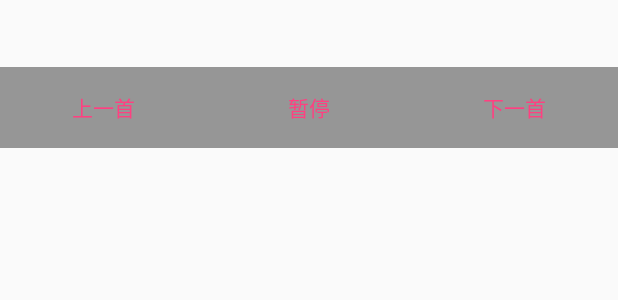
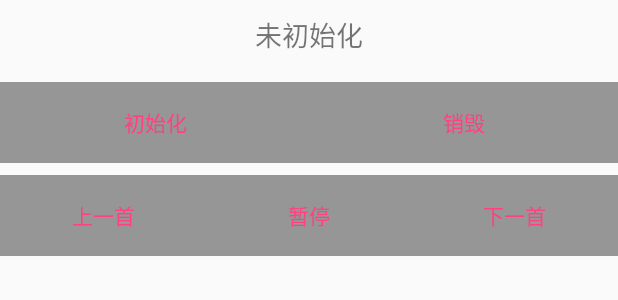
Before and after one commit to pangxiezhou/AIUIPlayer, an Android app: the layout activity_main.xml on its own in the app's theme, with its tools: preview values and no code run, on a phone screen of 412 x 824 dp. Shown: the top 300 px of the screen. Run offline under Robolectric (Android 15) with nearby library versions, the light colour scheme and no system bars.

Commit message:
sample更新，添加初始化和销毁按钮

```diff
--- a/sample/build.gradle
+++ b/sample/build.gradle
@@ -39,6 +39,6 @@ dependencies {
     testImplementation 'junit:junit:4.12'
     androidTestImplementation 'com.android.support.test:runner:1.0.1'
     androidTestImplementation 'com.android.support.test.espresso:espresso-core:3.0.2'
-//    implementation project(':player_core')
-    implementation 'com.github.pangxiezhou.AIUIPlayer:player_core:0.3'
+    implementation project(':player_core')
+//    implementation 'com.github.pangxiezhou.AIUIPlayer:player_core:0.1'
 }
--- a/sample/src/main/java/com/iflytek/aiui/aiuiplayer/MainActivity.kt
+++ b/sample/src/main/java/com/iflytek/aiui/aiuiplayer/MainActivity.kt
@@ -18,9 +18,10 @@ class MainActivity : AppCompatActivity() {
         super.onCreate(savedInstanceState)
         setContentView(R.layout.activity_main)
 
-        player.initialize()
+
         player.addListener(object : PlayerListener {
             override fun onPlayerReady() {
+                titleTxt.text = "初始化成功"
                 startPlaySamples()
             }
 
@@ -37,9 +38,19 @@ class MainActivity : AppCompatActivity() {
             }
 
             override fun onPlayerRelease() {
+                titleTxt.text = "未初始化"
             }
 
         })
+
+        initializeBtn.setOnClickListener {
+            player.initialize()
+        }
+
+        releaseBtn.setOnClickListener {
+            player.release()
+        }
+
 
         PreBtn.setOnClickListener {
             if (!player.previous()) {
--- a/sample/src/main/res/layout/activity_main.xml
+++ b/sample/src/main/res/layout/activity_main.xml
@@ -25,7 +25,35 @@
                 android:gravity="center"
                 android:layout_marginBottom="10dp"
                 android:layout_marginTop="10dp"
+                android:text="@string/uninitialize_tip"
                 android:inputType="textPersonName" />
+
+            <LinearLayout
+                style="?android:attr/buttonBarStyle"
+                android:layout_width="match_parent"
+                android:layout_height="match_parent"
+                android:background="@color/grey"
+                android:orientation="horizontal"
+                android:layout_marginBottom="8dp"
+                android:layout_marginTop="8dp">
+
+                <Button
+                    android:id="@+id/initializeBtn"
+                    style="?android:attr/buttonBarButtonStyle"
+                    android:layout_width="wrap_content"
+                    android:layout_height="wrap_content"
+                    android:layout_weight="1"
+                    android:text="@string/initialize_tip" />
+
+                <Button
+                    android:id="@+id/releaseBtn"
+                    style="?android:attr/buttonBarButtonStyle"
+                    android:layout_width="wrap_content"
+                    android:layout_height="wrap_content"
+                    android:layout_weight="1"
+                    android:text="@string/release_tip" />
+
+            </LinearLayout>
 
             <LinearLayout
                 style="?android:attr/buttonBarStyle"
--- a/sample/src/main/res/values/strings.xml
+++ b/sample/src/main/res/values/strings.xml
@@ -3,4 +3,7 @@
     <string name="preTip">上一首</string>
     <string name="pauseTip">暂停</string>
     <string name="nextTip">下一首</string>
+    <string name="uninitialize_tip">未初始化</string>
+    <string name="initialize_tip">初始化</string>
+    <string name="release_tip">销毁</string>
 </resources>
```
